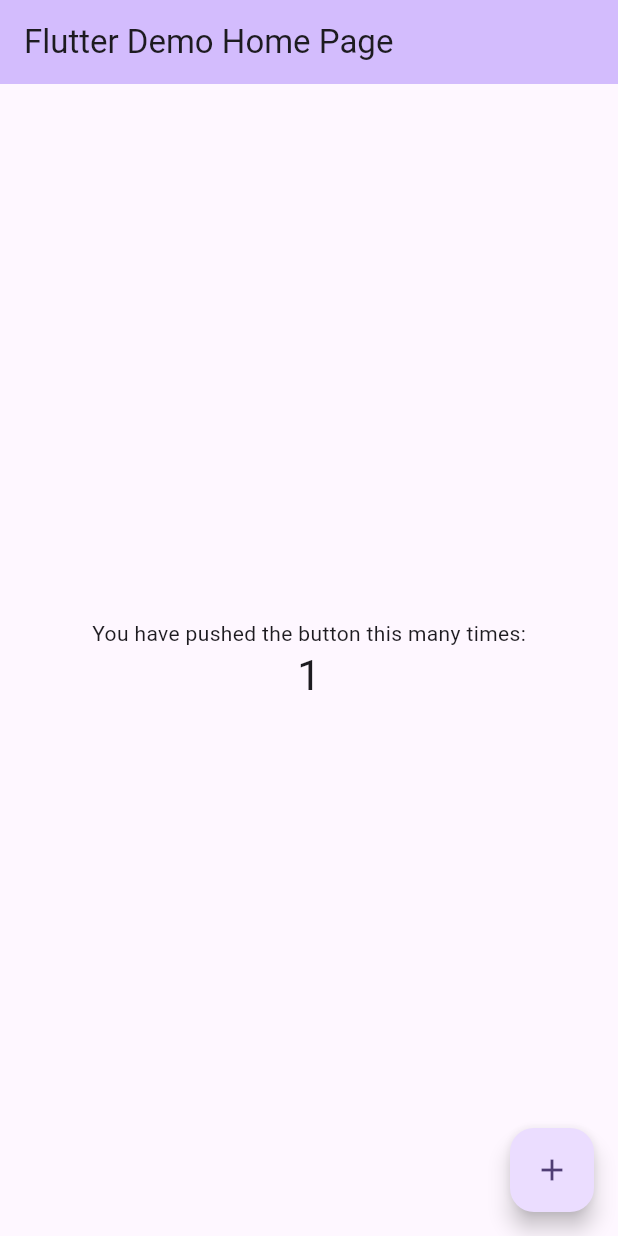
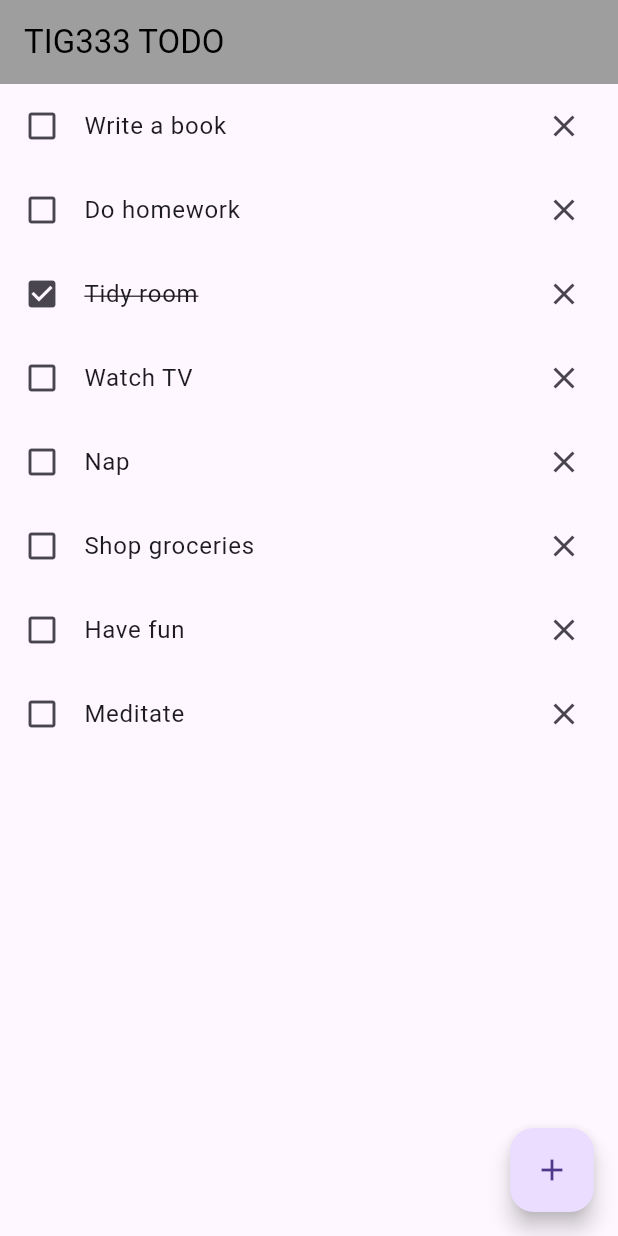
Before and after one commit to gu-tig333-ht24/gusahsal, a Flutter app: the screen it shows after launch, after a tap on the "add" icon, on a phone screen of 412 x 824 dp. Run offline on Flutter 3.47's test engine with Material 3 defaults, Android fonts, the phone set to English and light mode, and no system bars.

Commit message:
Implementerar kraven för steg 1

```diff
--- a/lib/main.dart
+++ b/lib/main.dart
@@ -1,125 +1,70 @@
 import 'package:flutter/material.dart';
 
 void main() {
-  runApp(const MyApp());
+  runApp(TodoApp());
 }
 
-class MyApp extends StatelessWidget {
-  const MyApp({super.key});
-
-  // This widget is the root of your application.
+class TodoApp extends StatelessWidget {
   @override
   Widget build(BuildContext context) {
     return MaterialApp(
-      title: 'Flutter Demo',
-      theme: ThemeData(
-        // This is the theme of your application.
-        //
-        // TRY THIS: Try running your application with "flutter run". You'll see
-        // the application has a purple toolbar. Then, without quitting the app,
-        // try changing the seedColor in the colorScheme below to Colors.green
-        // and then invoke "hot reload" (save your changes or press the "hot
-        // reload" button in a Flutter-supported IDE, or press "r" if you used
-        // the command line to start the app).
-        //
-        // Notice that the counter didn't reset back to zero; the application
-        // state is not lost during the reload. To reset the state, use hot
-        // restart instead.
-        //
-        // This works for code too, not just values: Most code changes can be
-        // tested with just a hot reload.
-        colorScheme: ColorScheme.fromSeed(seedColor: Colors.deepPurple),
-        useMaterial3: true,
-      ),
-      home: const MyHomePage(title: 'Flutter Demo Home Page'),
+      home: TodoList(),
     );
   }
 }
 
-class MyHomePage extends StatefulWidget {
-  const MyHomePage({super.key, required this.title});
-
-  // This widget is the home page of your application. It is stateful, meaning
-  // that it has a State object (defined below) that contains fields that affect
-  // how it looks.
-
-  // This class is the configuration for the state. It holds the values (in this
-  // case the title) provided by the parent (in this case the App widget) and
-  // used by the build method of the State. Fields in a Widget subclass are
-  // always marked "final".
-
-  final String title;
-
+class TodoList extends StatelessWidget {
   @override
-  State<MyHomePage> createState() => _MyHomePageState();
-}
-
-class _MyHomePageState extends State<MyHomePage> {
-  int _counter = 0;
-
-  void _incrementCounter() {
-    setState(() {
-      // This call to setState tells the Flutter framework that something has
-      // changed in this State, which causes it to rerun the build method below
-      // so that the display can reflect the updated values. If we changed
-      // _counter without calling setState(), then the build method would not be
-      // called again, and so nothing would appear to happen.
-      _counter++;
-    });
+  Widget build(BuildContext context) {
+    return Scaffold(
+      appBar: AppBar(
+        title: const Text(
+          'TIG333 TODO',
+          style: TextStyle(
+            color: Colors.black, // Gör texten grå
+          ),
+        ),
+        backgroundColor: Colors
+            .grey, // Valfri, men för att se grå text bra kan bakgrunden vara vit
+        iconTheme: const IconThemeData(
+          color: Colors.grey, // Gör ikonerna grå också, om du har några
+        ),
+      ),
+      body: Column(
+        children: [
+          _todoItem('Write a book'),
+          _todoItem('Do homework'),
+          _todoItemCompleted('Tidy room'),
+          _todoItem('Watch TV'),
+          _todoItem('Nap'),
+          _todoItem('Shop groceries'),
+          _todoItem('Have fun'),
+          _todoItem('Meditate'),
+        ],
+      ),
+      floatingActionButton: FloatingActionButton(
+        onPressed: () {},
+        child: const Icon(Icons.add),
+      ),
+    );
   }
 
-  @override
-  Widget build(BuildContext context) {
-    // This method is rerun every time setState is called, for instance as done
-    // by the _incrementCounter method above.
-    //
-    // The Flutter framework has been optimized to make rerunning build methods
-    // fast, so that you can just rebuild anything that needs updating rather
-    // than having to individually change instances of widgets.
-    return Scaffold(
-      appBar: AppBar(
-        // TRY THIS: Try changing the color here to a specific color (to
-        // Colors.amber, perhaps?) and trigger a hot reload to see the AppBar
-        // change color while the other colors stay the same.
-        backgroundColor: Theme.of(context).colorScheme.inversePrimary,
-        // Here we take the value from the MyHomePage object that was created by
-        // the App.build method, and use it to set our appbar title.
-        title: Text(widget.title),
+  Widget _todoItem(String task) {
+    return ListTile(
+      leading: const Icon(Icons.check_box_outline_blank),
+      title: Text(task),
+      trailing: const Icon(Icons.close),
+    );
+  }
+
+  Widget _todoItemCompleted(String task) {
+    return ListTile(
+      leading: const Icon(Icons.check_box),
+      title: Text(
+        task,
+        style: const TextStyle(decoration: TextDecoration.lineThrough),
       ),
-      body: Center(
-        // Center is a layout widget. It takes a single child and positions it
-        // in the middle of the parent.
-        child: Column(
-          // Column is also a layout widget. It takes a list of children and
-          // arranges them vertically. By default, it sizes itself to fit its
-          // children horizontally, and tries to be as tall as its parent.
-          //
-          // Column has various properties to control how it sizes itself and
-          // how it positions its children. Here we use mainAxisAlignment to
-          // center the children vertically; the main axis here is the vertical
-          // axis because Columns are vertical (the cross axis would be
-          // horizontal).
-          //
-          // TRY THIS: Invoke "debug painting" (choose the "Toggle Debug Paint"
-          // action in the IDE, or press "p" in the console), to see the
-          // wireframe for each widget.
-          mainAxisAlignment: MainAxisAlignment.center,
-          children: <Widget>[
-            const Text(
-              'You have pushed the button this many times:',
-            ),
-            Text(
-              '$_counter',
-              style: Theme.of(context).textTheme.headlineMedium,
-            ),
-          ],
-        ),
-      ),
-      floatingActionButton: FloatingActionButton(
-        onPressed: _incrementCounter,
-        tooltip: 'Increment',
-        child: const Icon(Icons.add),
-      ), // This trailing comma makes auto-formatting nicer for build methods.
+      trailing: const Icon(Icons.close),
     );
   }
 }
```
